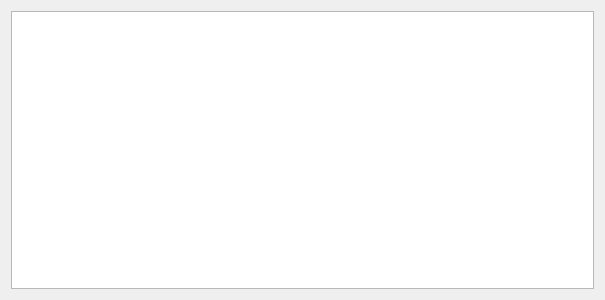
Before: the Qt Designer form src/accounthistory.ui in libjournaldev/libjournal, drawn with Qt 5.
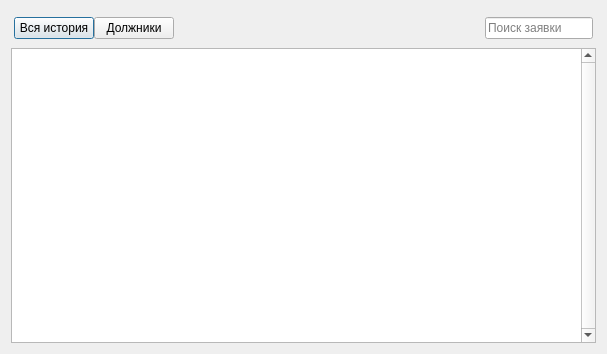
After: the same form once the commit is applied. Icons and pictures are not drawn.

Commit message: requests history + debtors

The edit to the form file:
```diff
--- a/src/accounthistory.ui
+++ b/src/accounthistory.ui
@@ -6,24 +6,39 @@
    <rect>
     <x>0</x>
     <y>0</y>
-    <width>605</width>
-    <height>300</height>
+    <width>607</width>
+    <height>354</height>
    </rect>
   </property>
   <property name="minimumSize">
    <size>
-    <width>605</width>
+    <width>607</width>
     <height>300</height>
    </size>
   </property>
   <property name="windowTitle">
    <string>Взятые книги</string>
   </property>
-  <layout class="QGridLayout" name="gridLayout">
-   <item row="0" column="0">
+  <layout class="QGridLayout" name="gridLayout_2">
+   <item row="1" column="0">
     <widget class="QTableView" name="tableView">
+     <property name="sizePolicy">
+      <sizepolicy hsizetype="Minimum" vsizetype="Expanding">
+       <horstretch>0</horstretch>
+       <verstretch>0</verstretch>
+      </sizepolicy>
+     </property>
+     <property name="contextMenuPolicy">
+      <enum>Qt::CustomContextMenu</enum>
+     </property>
+     <property name="styleSheet">
+      <string notr="true"/>
+     </property>
+     <property name="verticalScrollBarPolicy">
+      <enum>Qt::ScrollBarAlwaysOn</enum>
+     </property>
      <property name="alternatingRowColors">
-      <bool>false</bool>
+      <bool>true</bool>
      </property>
      <property name="selectionBehavior">
       <enum>QAbstractItemView::SelectRows</enum>
@@ -31,11 +46,104 @@
      <attribute name="horizontalHeaderHighlightSections">
       <bool>false</bool>
      </attribute>
+     <attribute name="verticalHeaderVisible">
+      <bool>false</bool>
+     </attribute>
      <attribute name="verticalHeaderHighlightSections">
       <bool>false</bool>
      </attribute>
     </widget>
    </item>
+   <item row="0" column="0">
+    <widget class="QGroupBox" name="searchGroupBox">
+     <property name="sizePolicy">
+      <sizepolicy hsizetype="Preferred" vsizetype="Minimum">
+       <horstretch>0</horstretch>
+       <verstretch>0</verstretch>
+      </sizepolicy>
+     </property>
+     <property name="minimumSize">
+      <size>
+       <width>0</width>
+       <height>25</height>
+      </size>
+     </property>
+     <property name="styleSheet">
+      <string notr="true">QGroupBox#searchGroupBox {
+	border: 0;
+}</string>
+     </property>
+     <property name="title">
+      <string/>
+     </property>
+     <layout class="QGridLayout" name="gridLayout">
+      <property name="leftMargin">
+       <number>0</number>
+      </property>
+      <property name="topMargin">
+       <number>0</number>
+      </property>
+      <property name="rightMargin">
+       <number>0</number>
+      </property>
+      <property name="bottomMargin">
+       <number>0</number>
+      </property>
+      <property name="spacing">
+       <number>0</number>
+      </property>
+      <item row="0" column="3">
+       <widget class="QLineEdit" name="search">
+        <property name="sizePolicy">
+         <sizepolicy hsizetype="Minimum" vsizetype="Minimum">
+          <horstretch>0</horstretch>
+          <verstretch>0</verstretch>
+         </sizepolicy>
+        </property>
+        <property name="maximumSize">
+         <size>
+          <width>110</width>
+          <height>16777215</height>
+         </size>
+        </property>
+        <property name="placeholderText">
+         <string>Поиск заявки</string>
+        </property>
+        <property name="clearButtonEnabled">
+         <bool>true</bool>
+        </property>
+       </widget>
+      </item>
+      <item row="0" column="2">
+       <spacer name="horizontalSpacer">
+        <property name="orientation">
+         <enum>Qt::Horizontal</enum>
+        </property>
+        <property name="sizeHint" stdset="0">
+         <size>
+          <width>40</width>
+          <height>20</height>
+         </size>
+        </property>
+       </spacer>
+      </item>
+      <item row="0" column="0">
+       <widget class="QPushButton" name="showFullButton">
+        <property name="text">
+         <string>Вся история</string>
+        </property>
+       </widget>
+      </item>
+      <item row="0" column="1">
+       <widget class="QPushButton" name="showDebtors">
+        <property name="text">
+         <string>Должники</string>
+        </property>
+       </widget>
+      </item>
+     </layout>
+    </widget>
+   </item>
   </layout>
  </widget>
  <resources/>
```
Left out of the diff: 61 changed lines with no effect on the pictures. The commit also changes 18 other files.
